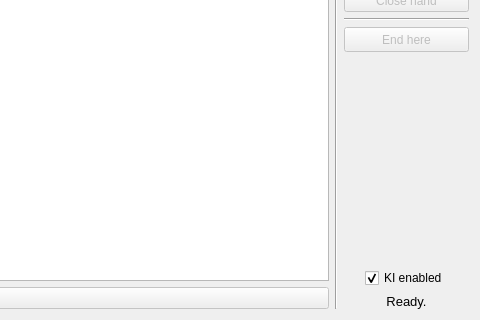
Above: rqt_kinesthetic_teaching/resource/KinestheticTeaching.ui from HLP-R/hlpr_kinesthetic_teaching before the change; both pictures show x 526 to 1006 and y 168 to 488 of the 1006 by 488 pixel window. Below: the same form after it.
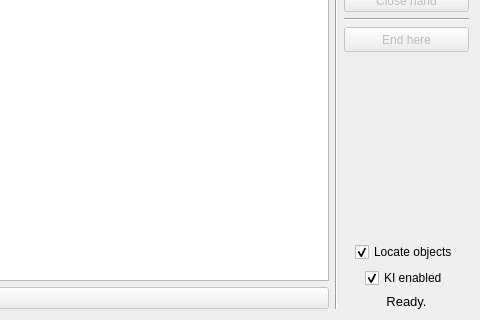
That is the form after the change. Icons and pictures are not drawn.

Commit message: Allow for user to choose whether objects should be located

```diff
--- a/rqt_kinesthetic_teaching/resource/KinestheticTeaching.ui
+++ b/rqt_kinesthetic_teaching/resource/KinestheticTeaching.ui
@@ -399,6 +399,19 @@
        </property>
       </spacer>
      </item>
+     <item alignment="Qt::AlignHCenter">
+      <widget class="QCheckBox" name="locateObjectsBox">
+       <property name="toolTip">
+        <string>Enable or disable object_location to be run when starting a new keyframe sequence (can take a while)</string>
+       </property>
+       <property name="text">
+        <string>Locate objects</string>
+       </property>
+       <property name="checked">
+        <bool>true</bool>
+       </property>
+      </widget>
+     </item>
      <item alignment="Qt::AlignHCenter">
       <widget class="QCheckBox" name="enableKIBox">
        <property name="toolTip">
```
Left out of the diff: 6 changed lines with no effect on the pictures. The commit also changes 2 other files.
